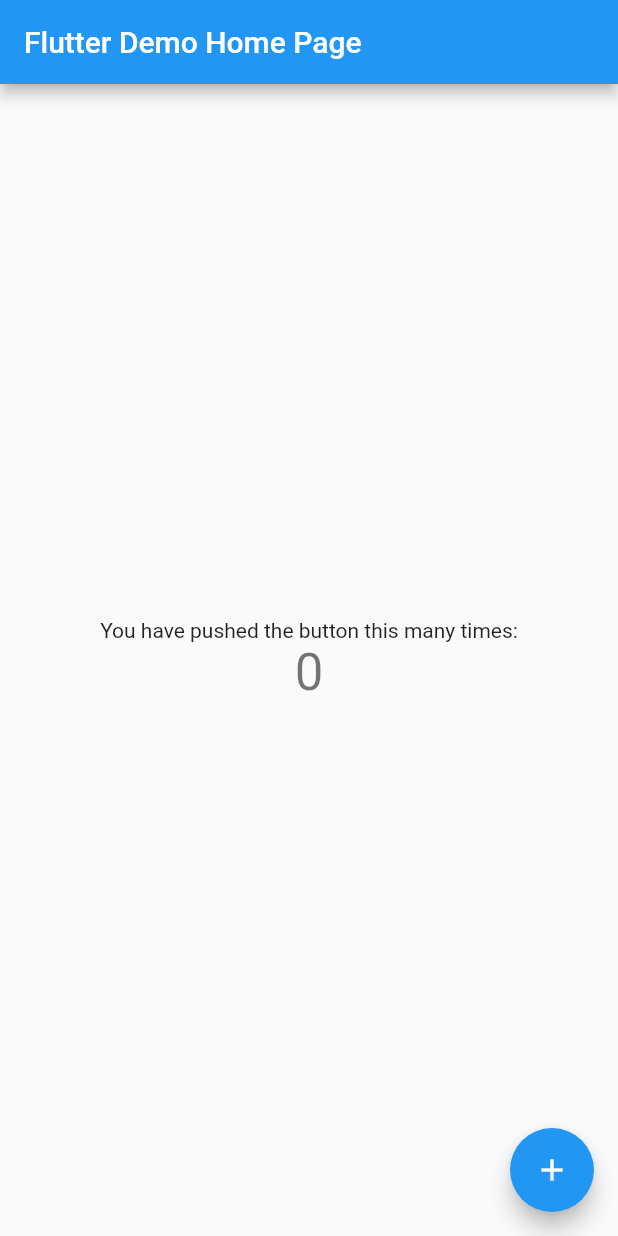
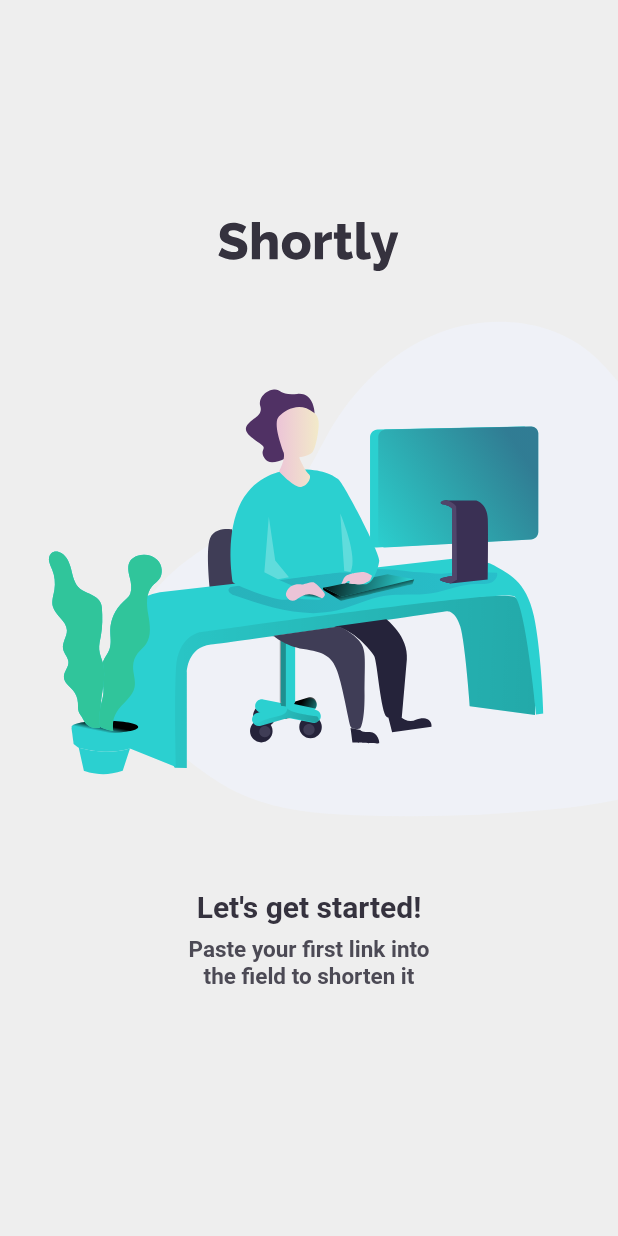
Before and after one commit to taydinadnan/grisoftware-shortly-challange, a Flutter app: the screen it shows after launch, on a phone screen of 412 x 824 dp. Run offline on Flutter 3.47's test engine with Material 2 defaults, Android fonts, the phone set to English and light mode, and no system bars; our stand-ins replace flutter_svg.

Commit message:
assets, home_screen UI

```diff
--- a/lib/main.dart
+++ b/lib/main.dart
@@ -1,4 +1,6 @@
 import 'package:flutter/material.dart';
+
+import 'screens/home_screen.dart';
 
 void main() {
   runApp(const MyApp());
@@ -7,109 +9,15 @@
 class MyApp extends StatelessWidget {
   const MyApp({Key? key}) : super(key: key);
 
-  // This widget is the root of your application.
   @override
   Widget build(BuildContext context) {
     return MaterialApp(
-      title: 'Flutter Demo',
+      debugShowCheckedModeBanner: false,
+      title: 'URL Shortener',
       theme: ThemeData(
-        // This is the theme of your application.
-        //
-        // Try running your application with "flutter run". You'll see the
-        // application has a blue toolbar. Then, without quitting the app, try
-        // changing the primarySwatch below to Colors.green and then invoke
-        // "hot reload" (press "r" in the console where you ran "flutter run",
-        // or simply save your changes to "hot reload" in a Flutter IDE).
-        // Notice that the counter didn't reset back to zero; the application
-        // is not restarted.
-        primarySwatch: Colors.blue,
+        primarySwatch: Colors.purple,
       ),
-      home: const MyHomePage(title: 'Flutter Demo Home Page'),
+      home: HomeScreen(),
     );
   }
 }
-
-class MyHomePage extends StatefulWidget {
-  const MyHomePage({Key? key, required this.title}) : super(key: key);
-
-  // This widget is the home page of your application. It is stateful, meaning
-  // that it has a State object (defined below) that contains fields that affect
-  // how it looks.
-
-  // This class is the configuration for the state. It holds the values (in this
-  // case the title) provided by the parent (in this case the App widget) and
-  // used by the build method of the State. Fields in a Widget subclass are
-  // always marked "final".
-
-  final String title;
-
-  @override
-  State<MyHomePage> createState() => _MyHomePageState();
-}
-
-class _MyHomePageState extends State<MyHomePage> {
-  int _counter = 0;
-
-  void _incrementCounter() {
-    setState(() {
-      // This call to setState tells the Flutter framework that something has
-      // changed in this State, which causes it to rerun the build method below
-      // so that the display can reflect the updated values. If we changed
-      // _counter without calling setState(), then the build method would not be
-      // called again, and so nothing would appear to happen.
-      _counter++;
-    });
-  }
-
-  @override
-  Widget build(BuildContext context) {
-    // This method is rerun every time setState is called, for instance as done
-    // by the _incrementCounter method above.
-    //
-    // The Flutter framework has been optimized to make rerunning build methods
-    // fast, so that you can just rebuild anything that needs updating rather
-    // than having to individually change instances of widgets.
-    return Scaffold(
-      appBar: AppBar(
-        // Here we take the value from the MyHomePage object that was created by
-        // the App.build method, and use it to set our appbar title.
-        title: Text(widget.title),
-      ),
-      body: Center(
-        // Center is a layout widget. It takes a single child and positions it
-        // in the middle of the parent.
-        child: Column(
-          // Column is also a layout widget. It takes a list of children and
-          // arranges them vertically. By default, it sizes itself to fit its
-          // children horizontally, and tries to be as tall as its parent.
-          //
-          // Invoke "debug painting" (press "p" in the console, choose the
-          // "Toggle Debug Paint" action from the Flutter Inspector in Android
-          // Studio, or the "Toggle Debug Paint" command in Visual Studio Code)
-          // to see the wireframe for each widget.
-          //
-          // Column has various properties to control how it sizes itself and
-          // how it positions its children. Here we use mainAxisAlignment to
-          // center the children vertically; the main axis here is the vertical
-          // axis because Columns are vertical (the cross axis would be
-          // horizontal).
-          mainAxisAlignment: MainAxisAlignment.center,
-          children: <Widget>[
-            const Text(
-              'You have pushed the button this many times:',
-            ),
-            Text(
-              '$_counter',
-              style: Theme.of(context).textTheme.headline4,
-            ),
-          ],
-        ),
-      ),
-      floatingActionButton: FloatingActionButton(
-        onPressed: _incrementCounter,
-        tooltip: 'Increment',
-        child: const Icon(Icons.add),
-      ), // This trailing comma makes auto-formatting nicer for build methods.
-    );
-  }
-}
--- /dev/null
+++ b/lib/screens/home_screen.dart
@@ -0,0 +1,83 @@
+import 'package:flutter/material.dart';
+import 'package:flutter_svg/svg.dart';
+
+import '../widgets/custom_painter.dart';
+
+class HomeScreen extends StatefulWidget {
+  const HomeScreen({Key? key}) : super(key: key);
+
+  @override
+  State<HomeScreen> createState() => _HomeScreenState();
+}
+
+class _HomeScreenState extends State<HomeScreen> {
+  @override
+  Widget build(BuildContext context) {
+    return Scaffold(
+      backgroundColor: Colors.grey[200],
+      body: Column(
+        mainAxisAlignment: MainAxisAlignment.center,
+        children: [
+          _logo(),
+          _illustration(),
+          _infoText(),
+        ],
+      ),
+    );
+  }
+
+  // Logo Text
+  Widget _logo() {
+    return Center(
+      child: SvgPicture.asset(
+        'assets/logo.svg',
+        fit: BoxFit.cover,
+      ),
+    );
+  }
+
+  //home screen illustration
+  Widget _illustration() {
+    return Center(
+      child: SvgPicture.asset(
+        'assets/illustration.svg',
+        height: MediaQuery.of(context).size.height * 0.5,
+      ),
+    );
+  }
+
+  //information text
+  Widget _infoText() {
+    return Column(
+      children: const [
+        Center(
+          child: Text(
+            "Let's get started!",
+            style: TextStyle(
+                fontSize: 20,
+                color: Color.fromRGBO(53, 50, 62, 10),
+                fontWeight: FontWeight.bold),
+          ),
+        ),
+        Center(
+          child: SizedBox(
+            width: 200,
+            height: 60,
+            child: Padding(
+              padding: EdgeInsets.all(8.0),
+              child: Text(
+                "Paste your first link into the field to shorten it",
+                textAlign: TextAlign.center,
+                style: TextStyle(
+                  fontSize: 15,
+                  color: Color.fromRGBO(76, 74, 85, 10),
+                  fontWeight: FontWeight.bold,
+                ),
+              ),
+            ),
+          ),
+        ),
+      ],
+    );
+  }
+}
--- /dev/null
+++ b/lib/widgets/custom_painter.dart
@@ -0,0 +1,33 @@
+import 'package:flutter/material.dart';
+
+class RPSCustomPainter extends CustomPainter {
+  @override
+  void paint(Canvas canvas, Size size) {
+    Paint paint0 = Paint()
+      ..color = const Color.fromARGB(255, 112, 33, 188)
+      ..style = PaintingStyle.fill
+      ..strokeWidth = 3.86;
+
+    Path path0 = Path();
+    path0.moveTo(size.width * 0.3500700, 0);
+    path0.cubicTo(
+        size.width * 0.8375175, 0, size.width * 0.8375175, 0, size.width, 0);
+    path0.cubicTo(size.width, size.height * 0.1766800, size.width,
+        size.height * 0.5300400, size.width, size.height * 0.7067200);
+    path0.cubicTo(
+        size.width * 0.8375175,
+        size.height * 0.5300400,
+        size.width * 0.3510100,
+        size.height * 1.1865400,
+        size.width * 0.3500700,
+        0);
+    path0.close();
+
+    canvas.drawPath(path0, paint0);
+  }
+
+  @override
+  bool shouldRepaint(covariant CustomPainter oldDelegate) {
+    return true;
+  }
+}
--- a/pubspec.yaml
+++ b/pubspec.yaml
@@ -34,6 +34,8 @@
   # The following adds the Cupertino Icons font to your application.
   # Use with the CupertinoIcons class for iOS style icons.
   cupertino_icons: ^1.0.2
+  flutter_svg:
+  http:
 
 dev_dependencies:
   flutter_test:
@@ -58,8 +60,8 @@
   uses-material-design: true
 
   # To add assets to your application, add an assets section, like this:
-  # assets:
-  #   - images/a_dot_burr.jpeg
+  assets:
+    - assets/
   #   - images/a_dot_ham.jpeg
 
   # An image asset can refer to one or more resolution-specific "variants", see
```
Also changed, not shown: assets/del.svg (added), assets/illustration.svg (added), assets/logo.svg (added), assets/shape.svg (added), pubspec.lock.
